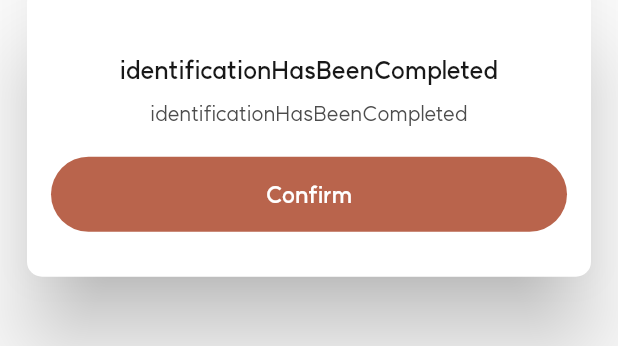
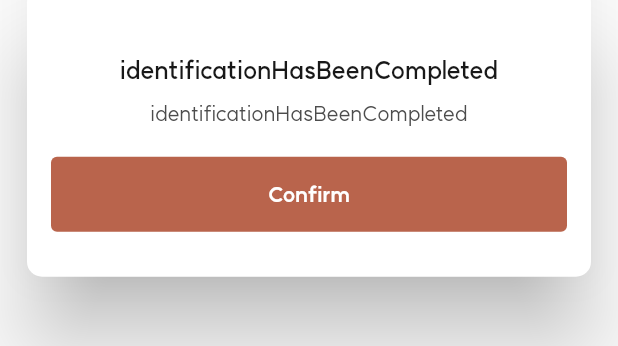
Before and after one commit to souravpanda94/Centropolis, a Flutter app: the CommonModal widget shown alone on an empty page, opened directly, on a phone screen of 412 x 824 dp. Shown: the part 486-832 px from the top of the screen. Run offline on Flutter 3.47's test engine with Material 2 defaults, Android fonts, the light colour scheme and no system bars; our stand-ins replace barcode_widget, carousel_slider, easy_localization, flutter_image_slideshow, flutter_svg, fluttertoast and 2 more; missing offline and left inert: flutter_barcode_scanner; accounts and stored records are empty.

Commit message:
UI modification done in Common modal

```diff
--- a/centropolis/lib/widgets/common_modal.dart
+++ b/centropolis/lib/widgets/common_modal.dart
@@ -85,15 +85,15 @@ class _CommonModalState extends State<CommonModal> {
                       // padding: const EdgeInsets.only(left: 45.0, right: 45.0),
                         primary: CustomColors.buttonBackgroundColor,
                         shape: RoundedRectangleBorder(
-                          borderRadius: BorderRadius.circular(50),
+                          borderRadius: BorderRadius.circular(4),
                         ),
                         shadowColor: Colors.transparent),
                     child: Text(
                       widget.buttonName,
                       style: const TextStyle(
-                        fontSize: 15,
+                        fontSize: 14,
                         color: CustomColors.whiteColor,
-                        fontFamily: 'SemiBold',
+                        fontFamily: 'Bold',
                       ),
                       textAlign: TextAlign.center,
                     ),
@@ -118,7 +118,7 @@ class _CommonModalState extends State<CommonModal> {
                               style: ElevatedButton.styleFrom(
                                 primary: CustomColors.whiteColor,
                                 shape: RoundedRectangleBorder(
-                                  borderRadius: BorderRadius.circular(50),
+                                  borderRadius: BorderRadius.circular(4),
                                   side: const BorderSide(
                                       color: CustomColors.dividerGreyColor),
                                 ),
@@ -148,7 +148,7 @@ class _CommonModalState extends State<CommonModal> {
                             style: ElevatedButton.styleFrom(
                               primary: CustomColors.buttonBackgroundColor,
                               shape: RoundedRectangleBorder(
-                                borderRadius: BorderRadius.circular(50),
+                                borderRadius: BorderRadius.circular(4),
                               ),
                               shadowColor: Colors.transparent,
                             ),
@@ -172,76 +172,5 @@ class _CommonModalState extends State<CommonModal> {
           ]),
         ));
 
-
-
-    // return AlertDialog(
-    //     shape: RoundedRectangleBorder(
-    //       borderRadius: BorderRadius.circular(10),
-    //     ),
-    //     insetPadding: const EdgeInsets.only(left: 18.0, right: 18.0),
-    //     contentPadding: const EdgeInsets.only(
-    //       top: 30,
-    //     ),
-    //     scrollable: true,
-    //     content: SizedBox(
-    //       width: width,
-    //       child: Column(mainAxisSize: MainAxisSize.min, children: <Widget>[
-    //         SvgPicture.asset(
-    //           'assets/images/ic_success.svg',
-    //           semanticsLabel: 'Back',
-    //           width: 40,
-    //           height: 40,
-    //           alignment: Alignment.center,
-    //         ),
-    //         Container(
-    //           margin: const EdgeInsets.only(top: 20, left: 16.0, right: 16.0),
-    //           child: Text(
-    //             widget.heading,
-    //             style: const TextStyle(
-    //               color: CustomColors.textColor1,
-    //               fontSize: 20,
-    //               fontFamily: 'Bold',
-    //               // fontWeight: AppTranslations.of(context).currentLanguage == "ko" ? FontWeight.w800 : FontWeight.bold,
-    //             ),
-    //             textAlign: TextAlign.center,
-    //           ),
-    //         ),
-    //         if (widget.description != "")
-    //           Container(
-    //             margin:
-    //                 const EdgeInsets.only(top: 10.0, left: 16.0, right: 16.0),
-    //             child: Text(
-    //               widget.description,
-    //               style: const TextStyle(
-    //                 color: CustomColors.textColorBlack2,
-    //                 fontSize: 15,
-    //                 fontFamily: 'Regular',
-    //               ),
-    //               textAlign: TextAlign.center,
-    //             ),
-    //           ),
-    //         Container(
-    //           margin: const EdgeInsets.only(top: 20),
-    //           height: 1,
-    //           color: CustomColors.borderColor,
-    //         ),
-    //         SizedBox(
-    //           width: double.infinity,
-    //           height: 55,
-    //           child: Align(
-    //             alignment: Alignment.center,
-    //             child: Text(
-    //               widget.buttonName,
-    //               style: const TextStyle(
-    //                 color: CustomColors.textColorBlack2,
-    //                 fontSize: 16,
-    //                 fontFamily: 'Regular',
-    //               ),
-    //               textAlign: TextAlign.center,
-    //             ),
-    //           ),
-    //         )
-    //       ]),
-    //     ));
   }
 }
```
Also changed, not shown: centropolis/pubspec.yaml (+8 -6 lines).
